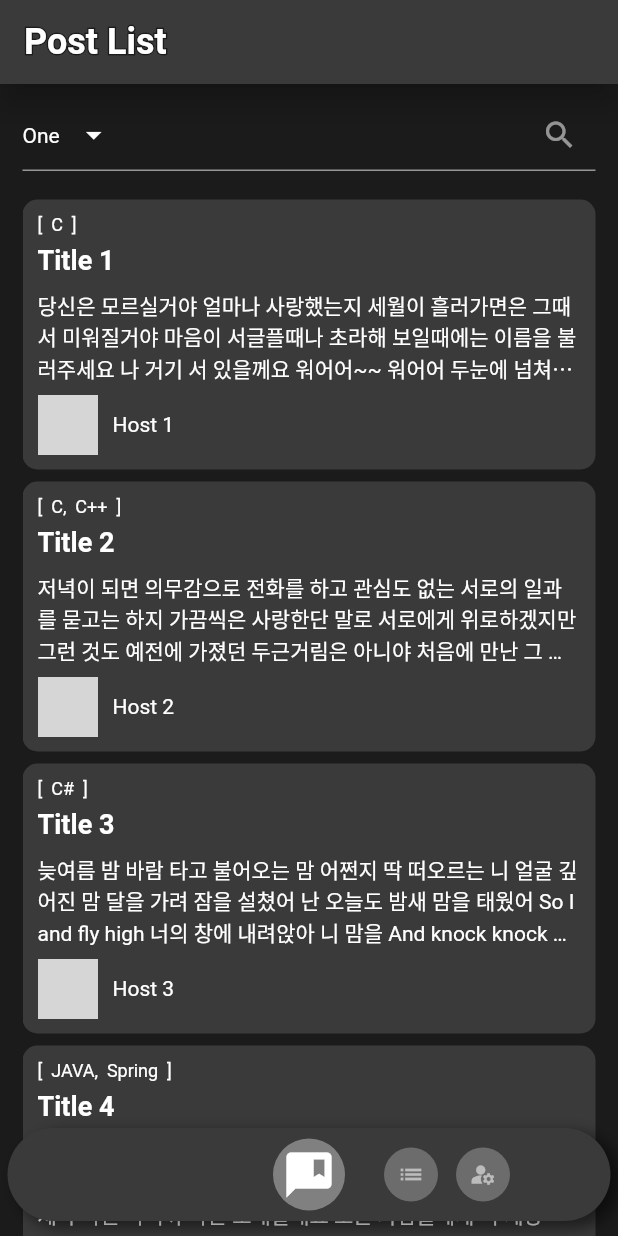
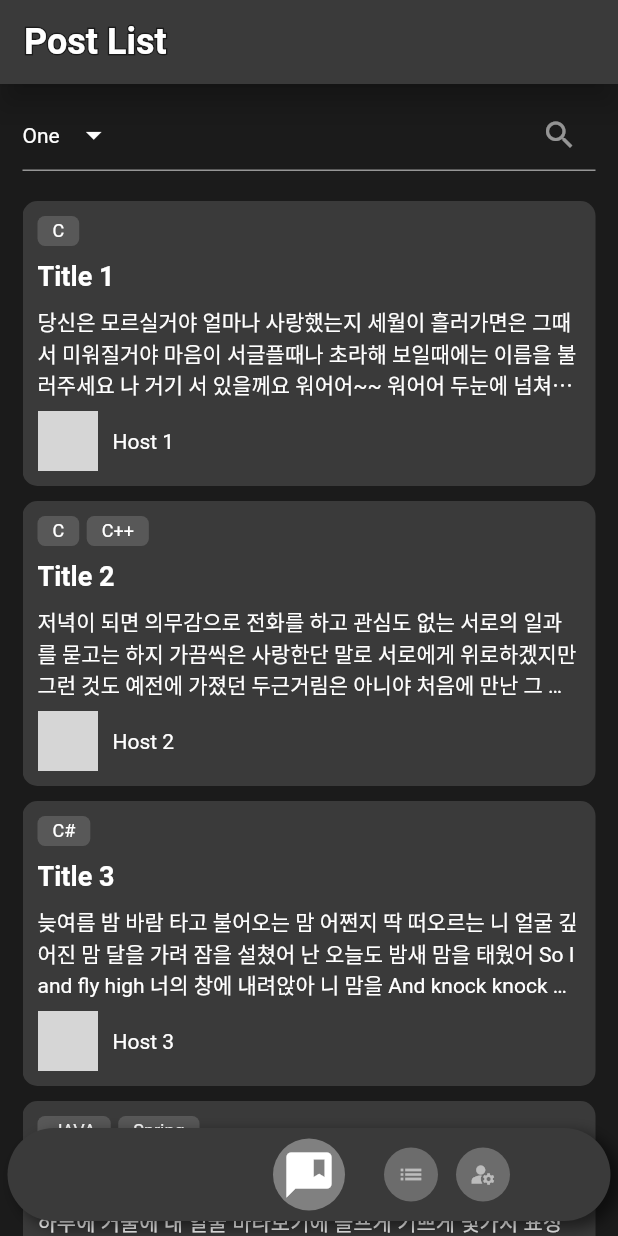
Before and after one commit to bookgom1015/LearningFlutter, a Flutter app: the screen it shows after launch, after a tap on "Login", on a phone screen of 412 x 824 dp. Run offline on Flutter 3.47's test engine with Material 2 defaults, Android fonts, the light colour scheme and no system bars; grey boxes are pictures that could not be loaded.

Commit message:
Improved tag display

```diff
--- /dev/null
+++ b/lib/components/tag_list.dart
@@ -0,0 +1,80 @@
+import 'package:flutter/material.dart';
+import 'dart:math' as math;
+import 'package:flutter_application_learning/globals.dart' as globals;
+
+class TagList extends StatelessWidget {
+  final double width;
+  final double height;
+  final List<String> tagList;
+
+  const TagList({Key? key, required this.width, required this.height, required this.tagList}) : super(key: key);
+
+  Size calcTextSize(String text, TextStyle style) {
+    final TextPainter textPainter = TextPainter(
+      text: TextSpan(text: text, style: style),
+      textDirection: TextDirection.ltr,
+    )..layout();
+    return textPainter.size;
+  }
+
+  @override
+  Widget build(BuildContext context) {
+    const double margin = 5;
+    const double padding = 10;
+    double doublePadding = padding + padding;
+    double accum = 0;
+
+    var textStyle = const TextStyle(
+      color: globals.FocusedForeground,
+      fontSize: 12
+    );
+
+    return SizedBox(
+      width: width,
+      height: height,
+      child: Row(
+        children: [
+          ListView.builder(
+            scrollDirection: Axis.horizontal,
+            shrinkWrap: true,
+            physics: const NeverScrollableScrollPhysics(),
+            itemCount: tagList.length,
+            itemBuilder: (_, tagIndex) {
+              String tagText = tagList[tagIndex];
+              double textWidth = calcTextSize(tagText, textStyle).width + doublePadding + margin;
+
+              if ((accum + textWidth) > width) {
+                return const SizedBox(width: 0, height: 0);
+              }
+              accum += textWidth;
+
+              if (tagIndex + 2 < tagList.length) {
+                String nextTagText = tagList[tagIndex + 1];
+                double NextTextWidth = calcTextSize(nextTagText, textStyle).width + doublePadding + margin;
+
+                if ((accum + NextTextWidth) > width) {
+                  tagText = "...";
+                }
+              }
+
+              return Container(
+                margin: const EdgeInsets.only(right: margin),
+                padding: const EdgeInsets.fromLTRB(padding, 0, padding, 0),
+                decoration: BoxDecoration(
+                  color: globals.IdentityColorLighter30,
+                  borderRadius: BorderRadius.circular(5)
+                ),
+                child: Center(
+                  child: Text(
+                    tagText,
+                    style: textStyle
+                  )
+                )
+              );
+            }
+          )
+        ],
+      )
+    );
+  }
+}
--- a/lib/globals.dart
+++ b/lib/globals.dart
@@ -13,7 +13,6 @@ const Color FocusedForeground = Colors.white;
 const Color UnfocusedForeground = Colors.white54;
 
 BorderRadius DefaultRadius = BorderRadius.circular(10);
-BorderRadius ProfileImageRadius = const BorderRadius.all(Radius.circular(20));
 
 const double BottomNavBarHeight = 52;
 const double MaxTabBoxSize = 48;
--- a/lib/post_page_list.dart
+++ b/lib/post_page_list.dart
@@ -1,5 +1,6 @@
 import 'package:flutter/material.dart';
-import 'package:flutter_application_learning/components/post.dart';
+import 'package:flutter_application_learning/components/tag_list.dart';
+import 'package:flutter_application_learning/entries/post.dart';
 import 'package:flutter_application_learning/components/search_bar.dart';
 import 'package:flutter_application_learning/globals.dart' as globals;
 
@@ -84,9 +85,15 @@ class _PostListPageState extends State<PostListPage> {
 
   @override
   Widget build(BuildContext context) {
+    const double margin = 5;
+    const double outerHorzPadding = 15;
+    const double innerPadding = 10;
+    double deviceWidth = MediaQuery.of(context).size.width;
+    double actualWidth = deviceWidth - outerHorzPadding - outerHorzPadding - innerPadding - innerPadding;
+
     return Scaffold(
       body: Container(
-        padding: const EdgeInsets.fromLTRB(15, 10, 15, 0),
+        padding: const EdgeInsets.fromLTRB(outerHorzPadding, 10, outerHorzPadding, 0),
         decoration: const BoxDecoration(
           color: globals.BackgroundColor
         ),
@@ -128,38 +135,32 @@ class _PostListPageState extends State<PostListPage> {
                       );
                     },
                     child: Container(
-                      height: 180,
-                      margin: const EdgeInsets.fromLTRB(0, 4, 0, 4),
+                      height: 190,
+                      margin: const EdgeInsets.fromLTRB(0, margin, 0, margin),
                       decoration: BoxDecoration(
                         color: globals.IdentityColor,
                         borderRadius: globals.DefaultRadius
                       ),
                       child: Padding(
-                        padding: const EdgeInsets.all(10),
+                        padding: const EdgeInsets.all(innerPadding),
                         child: Column(
                           mainAxisAlignment: MainAxisAlignment.center,
                           crossAxisAlignment: CrossAxisAlignment.start,
                           children: [
                             // Tags
-                            SizedBox(
-                              height: 20,
-                              child: Text(
-                                tags.toString(),
-                                style: const TextStyle(
-                                  color: globals.FocusedForeground,
-                                  fontSize: 12
-                                ),
-                              )
-                            ),
+                            TagList(width: actualWidth, height: 20, tagList: _postList[index].tags),
                             // Title
                             SizedBox(
-                              height: 30,
+                              height: 40,
+                              child: Align(
+                                alignment: Alignment.centerLeft,
                                 child: Text(
                                   _postList[index].title,
                                   style: const TextStyle(
                                     color: globals.FocusedForeground,
                                     fontSize: 18,
                                     fontWeight: FontWeight.bold
+                                  )
                                 ),
                               )
                             ),
@@ -187,7 +188,7 @@ class _PostListPageState extends State<PostListPage> {
                                       height: 40,
                                       margin: const EdgeInsets.only(right: 10),
                                       decoration: BoxDecoration(
-                                        borderRadius: globals.ProfileImageRadius,
+                                        shape: BoxShape.circle,
                                         image: DecorationImage(image: AssetImage(_postList[index].image))
                                       ),
                                     )
```
Also changed, not shown: lib/detail_post_page.dart (+17 -6 lines), lib/group_list_page.dart (+40 -31 lines), lib/entries/post.dart (renamed from lib/components/post.dart). Lines whose indentation alone changed are shown as unchanged.
